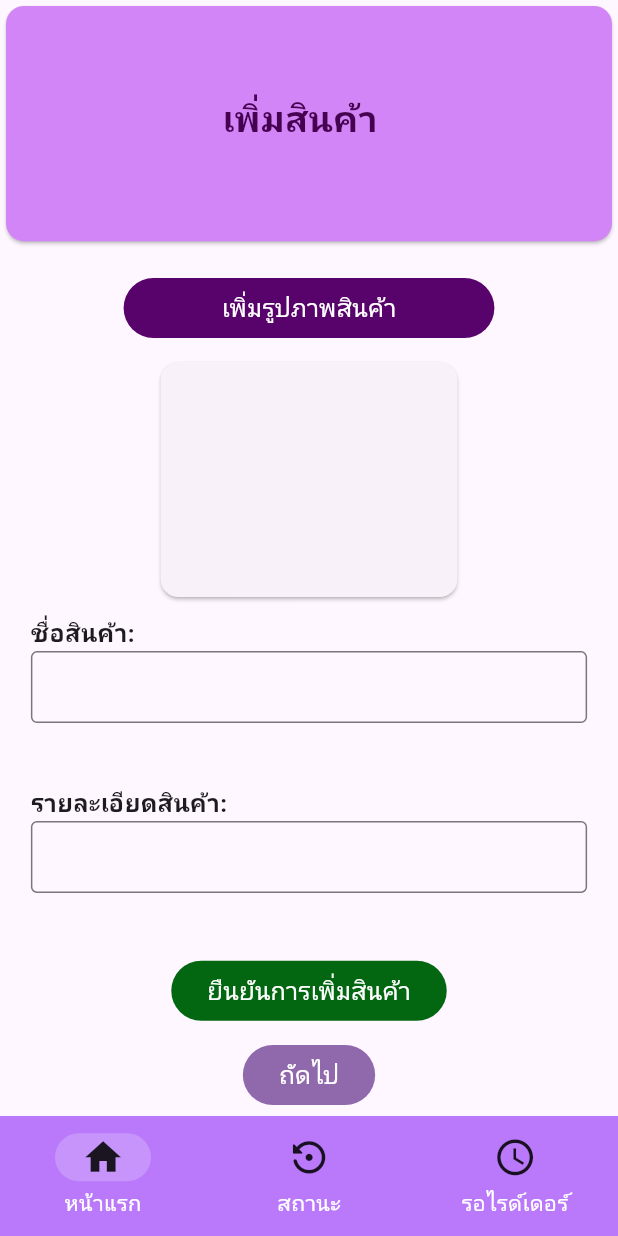
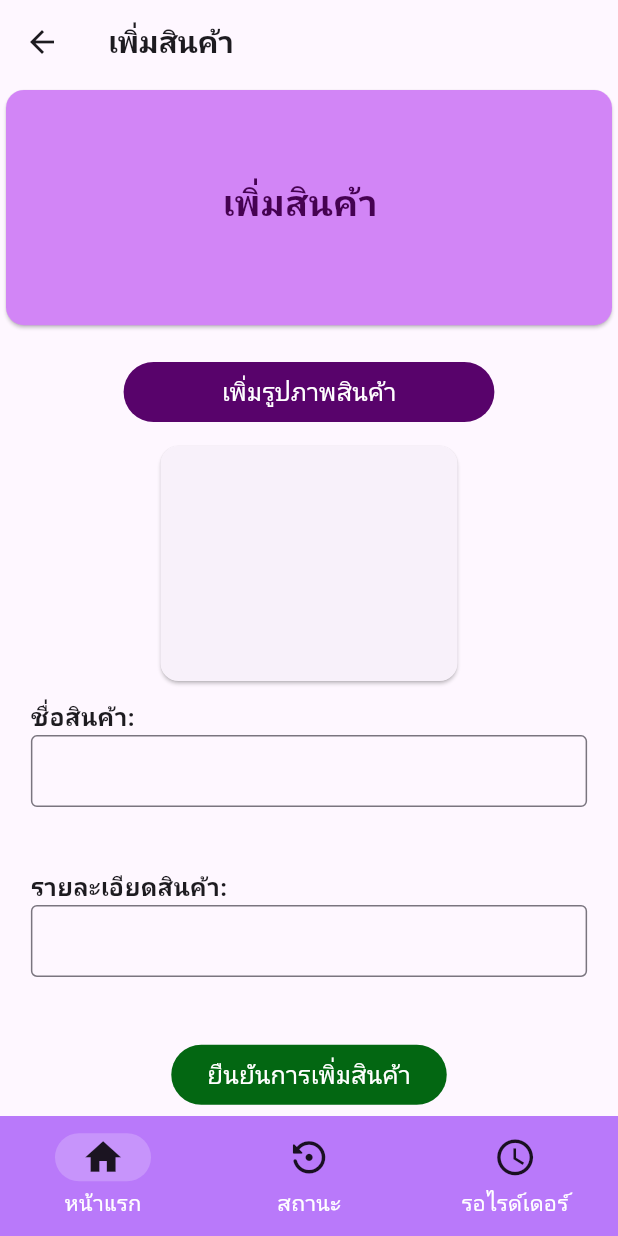
Before and after one commit to evenatthaphan/minopro_mobile_2, a Flutter app: the insertProductPage screen opened directly with empty values, on a phone screen of 412 x 824 dp. Run offline on Flutter 3.47's test engine with Material 3 defaults, Android fonts, the phone set to English and light mode, and no system bars; our stand-ins replace cloud_firestore, firebase_core, firebase_storage, flutter_map, geocoding, geolocator and 5 more; missing offline and left inert: flutter_map_marker_popup; accounts and stored records are empty.

Commit message:
eve update

```diff
--- /dev/null
+++ b/lib/page/model/response/additim_res.dart
@@ -0,0 +1,43 @@
+
+// To parse this JSON data, do
+//
+//     final getAddItemRes = getAddItemResFromJson(jsonString);
+
+import 'dart:convert';
+
+GetAddItemRes getAddItemResFromJson(String str) => GetAddItemRes.fromJson(json.decode(str));
+
+String getAddItemResToJson(GetAddItemRes data) => json.encode(data.toJson());
+
+class GetAddItemRes {
+  String? order_id;
+  String? detail;
+  String? image;
+  String? id;
+
+  GetAddItemRes({
+    required this.order_id,
+    required this.detail,
+    required this.image,
+    this.id,
+  });
+
+  // Factory method สำหรับสร้าง Object จาก JSON (Map<String, dynamic>)
+  factory GetAddItemRes.fromJson(Map<String, dynamic> json, {String? id}) {
+    return GetAddItemRes(
+      order_id: json['order_id'] as String?,
+      detail: json['detail'] as String?,
+      image: json['image'] as String?,
+      id: id, // กำหนด ID ถ้าส่งมาจาก DocumentReference
+    );
+  }
+
+  // Method สำหรับแปลง Object เป็น JSON (Map<String, dynamic>)
+  Map<String, dynamic> toJson() {
+    return {
+      'order_id': order_id,
+      'detail': detail,
+      'image': image,
+    };
+  }
+}
--- a/lib/page/user/sender/insertProduct.dart
+++ b/lib/page/user/sender/insertProduct.dart
@@ -1,7 +1,12 @@
+import 'dart:io';
+
 import 'package:flutter/material.dart';
+import 'package:flutter_minipro2/config/shared/app_data.dart';
+import 'package:flutter_minipro2/page/model/response/additim_res.dart';
 import 'package:flutter_minipro2/page/model/response/getUser_res.dart';
 import 'package:flutter_minipro2/page/user/sender/Senproduct.dart';
 import 'package:flutter_minipro2/page/user/sender/navbar_sender.dart';
+import 'package:provider/provider.dart';
 
 class insertProductPage extends StatefulWidget {
   final String id;
@@ -12,12 +17,37 @@ class insertProductPage extends StatefulWidget {
 }
 
 class _insertProductPageState extends State<insertProductPage> {
+  File? _image;
+  String? _imageUrl;
+  String? getOrder_id;
+  TextEditingController detailNoCtl = TextEditingController();
+
+  List<GetUsersRes> getUsers = []; // ตัวแปรเก็บข้อมูลจาก API
+  List<GetAddItemRes> getAdd_item = [];
+  late Future<void> loadData;
+  late UserProfile user;
+
+  @override
+  void initState() {
+    super.initState();
+    user = context.read<AppData>().user;
+
+    // loadData = getMemberbyID(widget.id);
+    // order(widget.id);
+  }
 
 
   @override
   Widget build(BuildContext context) {
     final screenSize = MediaQuery.of(context).size;
     return Scaffold(
+      appBar: AppBar(
+          title: const Text(
+            'เพิ่มสินค้า',
+            style: TextStyle(
+                fontSize: 20, fontWeight: FontWeight.bold),
+          ),
+          ),
         body: SingleChildScrollView(
           child: Column(
             children: [
```
